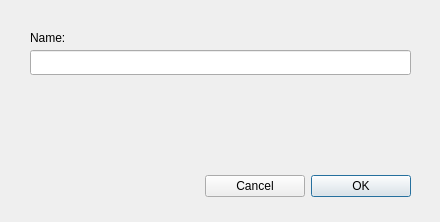
This is Dialogs/renamedlg.ui in towhee/Winnow64 as Qt 5 draws it before an edit. The edited form follows.
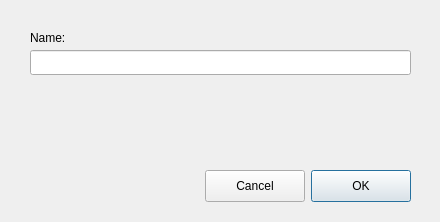
This is the edited form. Custom widgets are drawn as their Qt base class.

Diff of the .ui file:
```diff
--- a/Dialogs/renamedlg.ui
+++ b/Dialogs/renamedlg.ui
@@ -80,10 +80,22 @@
     </item>
     <item>
      <widget class="QPushButton" name="cancelBtn">
+      <property name="sizePolicy">
+       <sizepolicy hsizetype="Minimum" vsizetype="Minimum">
+        <horstretch>0</horstretch>
+        <verstretch>0</verstretch>
+       </sizepolicy>
+      </property>
       <property name="minimumSize">
        <size>
         <width>100</width>
-        <height>0</height>
+        <height>32</height>
+       </size>
+      </property>
+      <property name="maximumSize">
+       <size>
+        <width>16777215</width>
+        <height>32</height>
        </size>
       </property>
       <property name="text">
@@ -93,10 +105,22 @@
     </item>
     <item>
      <widget class="QPushButton" name="okBtn">
+      <property name="sizePolicy">
+       <sizepolicy hsizetype="Minimum" vsizetype="Minimum">
+        <horstretch>0</horstretch>
+        <verstretch>0</verstretch>
+       </sizepolicy>
+      </property>
       <property name="minimumSize">
        <size>
         <width>100</width>
-        <height>0</height>
+        <height>32</height>
+       </size>
+      </property>
+      <property name="maximumSize">
+       <size>
+        <width>16777215</width>
+        <height>32</height>
        </size>
       </property>
       <property name="text">
```
